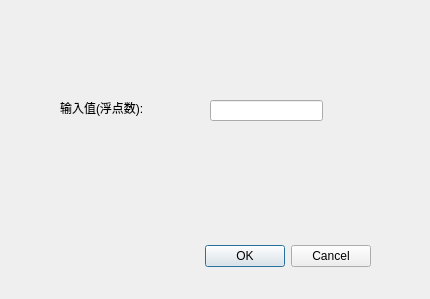
Qt form code/src/view/NeuronView.ui (zjuliangxun/Visualized-Neural-Networks) before a commit.
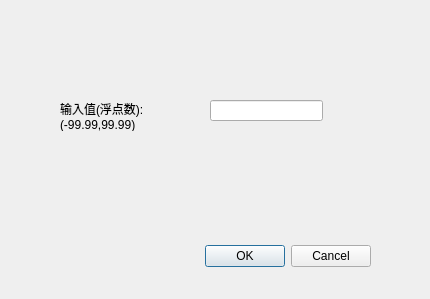
The same form after that commit.

The edit to the form file:
```diff
--- a/code/src/view/NeuronView.ui
+++ b/code/src/view/NeuronView.ui
@@ -54,11 +54,12 @@
      <x>60</x>
      <y>100</y>
      <width>141</width>
-     <height>16</height>
+     <height>31</height>
     </rect>
    </property>
    <property name="text">
-    <string>输入值(浮点数):</string>
+    <string>输入值(浮点数):
+(-99.99,99.99)</string>
    </property>
   </widget>
  </widget>
```
